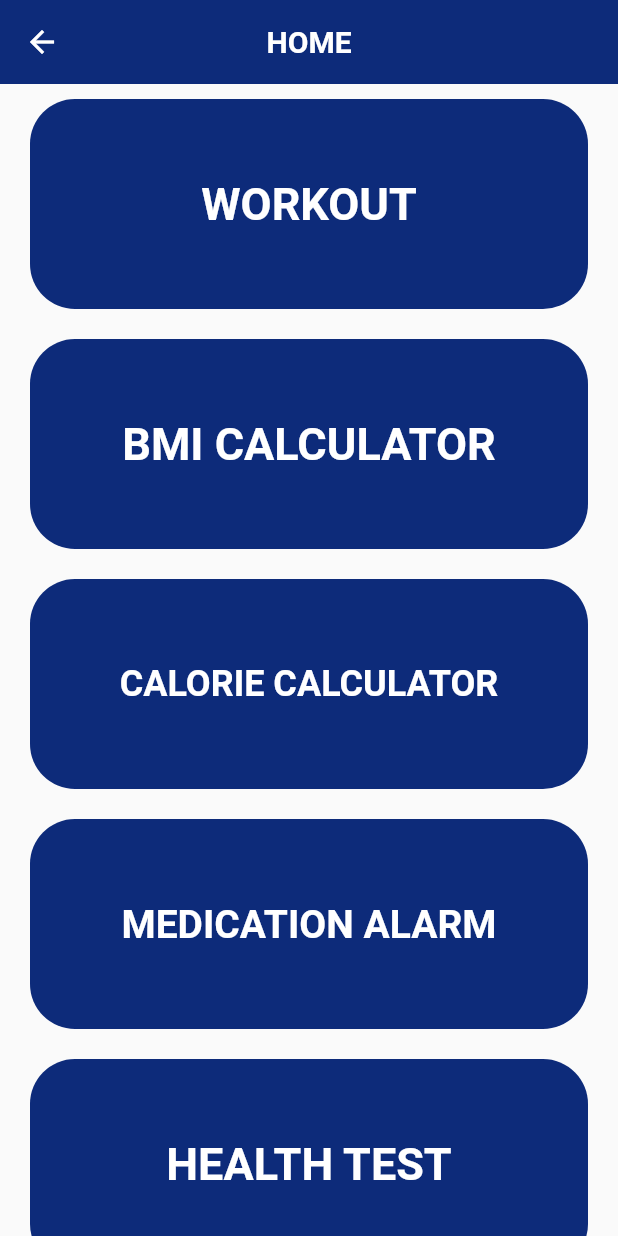
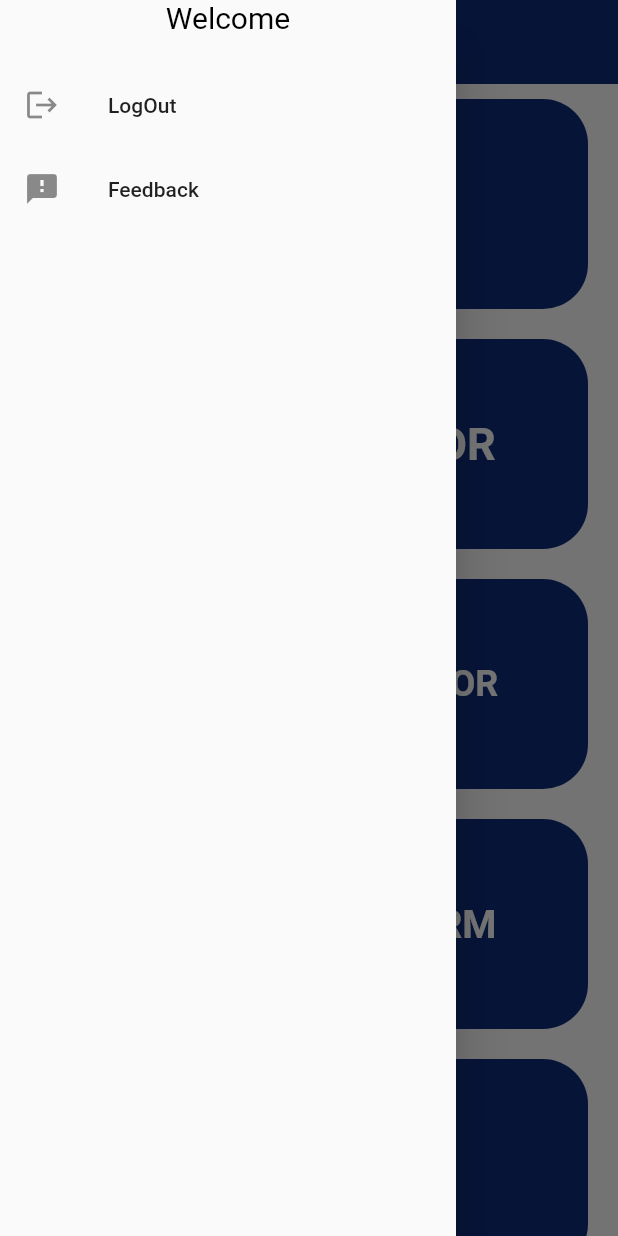
Before and after one commit to aymanhush/medweb, a Flutter app: the HomeScreen screen opened by its route, with the side drawer open (before the commit the screen has no drawer), on a phone screen of 412 x 824 dp. Run offline on Flutter 3.47's test engine with Material 2 defaults, Android fonts, the phone set to English and light mode, and no system bars; our stand-ins replace firebase_auth, firebase_core, google_fonts; accounts and stored records are empty; network calls fail.

Commit message:
Menü Ekranı tasarlanması

```diff
--- a/lib/main.dart
+++ b/lib/main.dart
@@ -4,6 +4,7 @@ import 'package:flutter_application_1/screens/alarm_screen.dart';
 import 'package:flutter_application_1/screens/articles_screen.dart';
 import 'package:flutter_application_1/screens/bmi_screen.dart';
 import 'package:flutter_application_1/screens/calorie_screen.dart';
+import 'package:flutter_application_1/screens/feedback_screen.dart';
 import 'package:flutter_application_1/screens/home_screen.dart';
 import 'package:flutter_application_1/screens/login-screen.dart';
 import 'package:firebase_core/firebase_core.dart';
@@ -47,6 +48,7 @@ class MyApp extends StatelessWidget {
         'testScreen':(context) => const Test_Screen(),
         'articlesScreen':(context) => const Articles_Screen(),
         'shopScreen':(context) => const Shop_Screen(),
+        'feedbackScreen':(context) => const Feedback_Screen(),
 
 
       },
--- a/lib/screens/home_screen.dart
+++ b/lib/screens/home_screen.dart
@@ -6,6 +6,7 @@ import 'package:flutter_application_1/screens/articles_screen.dart';
 import 'package:flutter_application_1/screens/bmi_screen.dart';
 import 'package:firebase_auth/firebase_auth.dart';
 import 'package:flutter_application_1/screens/calorie_screen.dart';
+import 'package:flutter_application_1/screens/feedback_screen.dart';
 import 'package:flutter_application_1/screens/shop_screen.dart';
 import 'package:flutter_application_1/screens/test_screen.dart';
 import 'package:flutter_application_1/screens/workout_screen.dart';
@@ -25,6 +26,38 @@ class _HomeScreenState extends State<HomeScreen> {
   @override
   Widget build(BuildContext context) {
     return Scaffold(
+
+      drawer: Drawer(
+        child: SafeArea(
+          child: Column(
+            children: [
+              const Text("Welcome",
+              style: TextStyle(fontSize: 20, color: Colors.black),
+              ),
+              Text(user.email!,
+              style: TextStyle(fontSize: 16),
+              ),
+              ListTile(
+                leading:
+                Icon(Icons.logout),
+                title: Text('LogOut'),
+                onTap: () {FirebaseAuth.instance.signOut();},
+              ),
+              ListTile(
+                leading:
+                Icon(Icons.feedback),
+                title: Text('Feedback'),
+                 onTap: (){
+                  Navigator.push(
+                    context,
+                    MaterialPageRoute(builder: (context) => Feedback_Screen()),
+                  );
+                },
+              ),
+            ],
+          ),
+        ),
+      ),
 
       appBar: AppBar(
         backgroundColor: Theme.of(context).primaryColor,
```
Also changed, not shown: lib/screens/feedback_screen.dart (added, +95 -0 lines).
